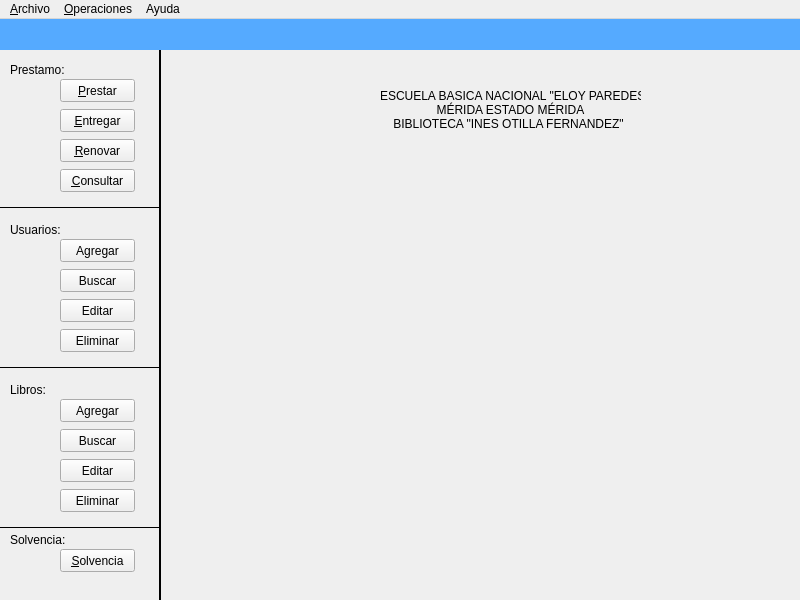
ottodevs/project-biblioteca, file mainwindow.ui: the form before one commit.
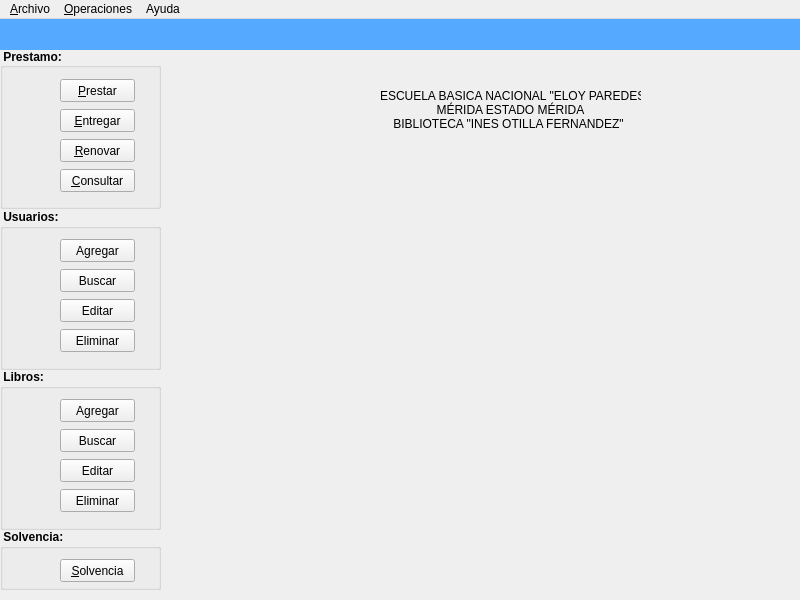
The form after the commit. Icons and pictures are not drawn.

Commit message: - Agregado al manual realizar préstamo que faltaba. - Cambiado la interfaz en el panel izquierdo (Se puede dejar como antes, ahora esta con groupbox)

What changed in the file:
```diff
--- a/mainwindow.ui
+++ b/mainwindow.ui
@@ -26,28 +26,6 @@
    <string>MainWindow</string>
   </property>
   <widget class="QWidget" name="centralWidget">
-   <widget class="Line" name="line">
-    <property name="geometry">
-     <rect>
-      <x>150</x>
-      <y>30</y>
-      <width>20</width>
-      <height>551</height>
-     </rect>
-    </property>
-    <property name="frameShadow">
-     <enum>QFrame::Plain</enum>
-    </property>
-    <property name="lineWidth">
-     <number>2</number>
-    </property>
-    <property name="midLineWidth">
-     <number>0</number>
-    </property>
-    <property name="orientation">
-     <enum>Qt::Vertical</enum>
-    </property>
-   </widget>
    <widget class="QLabel" name="label">
     <property name="geometry">
      <rect>
@@ -64,38 +42,6 @@
      <string/>
     </property>
    </widget>
-   <widget class="QLabel" name="label_2">
-    <property name="geometry">
-     <rect>
-      <x>10</x>
-      <y>40</y>
-      <width>71</width>
-      <height>21</height>
-     </rect>
-    </property>
-    <property name="styleSheet">
-     <string notr="true">font: 75 8pt &quot;MS Shell Dlg 2&quot;;</string>
-    </property>
-    <property name="text">
-     <string>Prestamo: </string>
-    </property>
-   </widget>
-   <widget class="QLabel" name="label_3">
-    <property name="geometry">
-     <rect>
-      <x>10</x>
-      <y>200</y>
-      <width>61</width>
-      <height>21</height>
-     </rect>
-    </property>
-    <property name="styleSheet">
-     <string notr="true">font: 75 8pt &quot;MS Shell Dlg 2&quot;;</string>
-    </property>
-    <property name="text">
-     <string>Usuarios: </string>
-    </property>
-   </widget>
    <widget class="QPushButton" name="btnAgregarP">
     <property name="geometry">
      <rect>
@@ -164,57 +110,6 @@
       <normaloff>:/images/userdelete.png</normaloff>:/images/userdelete.png</iconset>
     </property>
    </widget>
-   <widget class="Line" name="line_2">
-    <property name="geometry">
-     <rect>
-      <x>0</x>
-      <y>340</y>
-      <width>161</width>
-      <height>16</height>
-     </rect>
-    </property>
-    <property name="frameShadow">
-     <enum>QFrame::Plain</enum>
-    </property>
-    <property name="lineWidth">
-     <number>1</number>
-    </property>
-    <property name="orientation">
-     <enum>Qt::Horizontal</enum>
-    </property>
-   </widget>
-   <widget class="Line" name="line_3">
-    <property name="geometry">
-     <rect>
-      <x>0</x>
-      <y>180</y>
-      <width>161</width>
-      <height>16</height>
-     </rect>
-    </property>
-    <property name="frameShadow">
-     <enum>QFrame::Plain</enum>
-    </property>
-    <property name="lineWidth">
-     <number>1</number>
-    </property>
-    <property name="orientation">
-     <enum>Qt::Horizontal</enum>
-    </property>
-   </widget>
-   <widget class="QLabel" name="label_4">
-    <property name="geometry">
-     <rect>
-      <x>10</x>
-      <y>360</y>
-      <width>61</width>
-      <height>21</height>
-     </rect>
-    </property>
-    <property name="text">
-     <string>Libros:</string>
-    </property>
-   </widget>
    <widget class="QPushButton" name="btnPrestamo">
     <property name="geometry">
      <rect>
@@ -266,30 +161,11 @@
       <normaloff>:/images/entregar.png</normaloff>:/images/entregar.png</iconset>
     </property>
    </widget>
-   <widget class="Line" name="line_4">
-    <property name="geometry">
-     <rect>
-      <x>0</x>
-      <y>500</y>
-      <width>161</width>
-      <height>16</height>
-     </rect>
-    </property>
-    <property name="frameShadow">
-     <enum>QFrame::Plain</enum>
-    </property>
-    <property name="lineWidth">
-     <number>1</number>
-    </property>
-    <property name="orientation">
-     <enum>Qt::Horizontal</enum>
-    </property>
-   </widget>
    <widget class="QPushButton" name="btnSolvencia">
     <property name="geometry">
      <rect>
       <x>60</x>
-      <y>530</y>
+      <y>540</y>
       <width>75</width>
       <height>23</height>
      </rect>
@@ -434,19 +310,6 @@
      <pixmap resource="recursos.qrc">:/images/pilalibros.png</pixmap>
     </property>
    </widget>
-   <widget class="QLabel" name="label_5">
-    <property name="geometry">
-     <rect>
-      <x>10</x>
-      <y>510</y>
-      <width>61</width>
-      <height>21</height>
-     </rect>
-    </property>
-    <property name="text">
-     <string>Solvencia: </string>
-    </property>
-   </widget>
    <widget class="QWidget" name="horizontalLayoutWidget">
     <property name="geometry">
      <rect>
@@ -483,7 +346,95 @@
      </item>
     </layout>
    </widget>
-   <zorder>line</zorder>
+   <widget class="QGroupBox" name="groupBox">
+    <property name="geometry">
+     <rect>
+      <x>0</x>
+      <y>29</y>
+      <width>161</width>
+      <height>161</height>
+     </rect>
+    </property>
+    <property name="font">
+     <font>
+      <weight>75</weight>
+      <bold>true</bold>
+     </font>
+    </property>
+    <property name="title">
+     <string> Prestamo: </string>
+    </property>
+    <property name="alignment">
+     <set>Qt::AlignLeading|Qt::AlignLeft|Qt::AlignVCenter</set>
+    </property>
+    <property name="flat">
+     <bool>false</bool>
+    </property>
+    <property name="checkable">
+     <bool>false</bool>
+    </property>
+   </widget>
+   <widget class="QGroupBox" name="groupBox_2">
+    <property name="geometry">
+     <rect>
+      <x>0</x>
+      <y>190</y>
+      <width>161</width>
+      <height>161</height>
+     </rect>
+    </property>
+    <property name="font">
+     <font>
+      <weight>75</weight>
+      <bold>true</bold>
+     </font>
+    </property>
+    <property name="title">
+     <string> Usuarios: </string>
+    </property>
+   </widget>
+   <widget class="QGroupBox" name="groupBox_3">
+    <property name="geometry">
+     <rect>
+      <x>0</x>
+      <y>350</y>
+      <width>161</width>
+      <height>161</height>
+     </rect>
+    </property>
+    <property name="font">
+     <font>
+      <weight>75</weight>
+      <bold>true</bold>
+     </font>
+    </property>
+    <property name="title">
+     <string> Libros: </string>
+    </property>
+   </widget>
+   <widget class="QGroupBox" name="groupBox_4">
+    <property name="geometry">
+     <rect>
+      <x>0</x>
+      <y>510</y>
+      <width>161</width>
+      <height>61</height>
+     </rect>
+    </property>
+    <property name="font">
+     <font>
+      <weight>75</weight>
+      <bold>true</bold>
+     </font>
+    </property>
+    <property name="title">
+     <string> Solvencia: </string>
+    </property>
+   </widget>
+   <zorder>groupBox_4</zorder>
+   <zorder>groupBox_3</zorder>
+   <zorder>groupBox_2</zorder>
+   <zorder>groupBox</zorder>
    <zorder>label</zorder>
    <zorder>label_2</zorder>
    <zorder>label_3</zorder>
```
Left out of the diff: 7 changed lines with no effect on the pictures. The commit also changes 4 other files.
